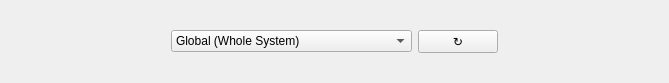
The window that gamesdropdownwidget.ui (jorge-barroso/vkBasalt-gui) describes before a commit, drawn with Qt 5.
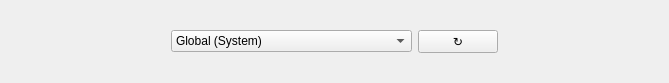
The same window after the commit.

Commit message: Improved adding items to dropdown

What changed in the file:
```diff
--- a/gamesdropdownwidget.ui
+++ b/gamesdropdownwidget.ui
@@ -31,7 +31,7 @@
     <widget class="QComboBox" name="games_dropdown_2">
      <item>
       <property name="text">
-       <string>Global (Whole System)</string>
+       <string>Global (System)</string>
       </property>
      </item>
     </widget>
```
The commit also changes 2 other files.
